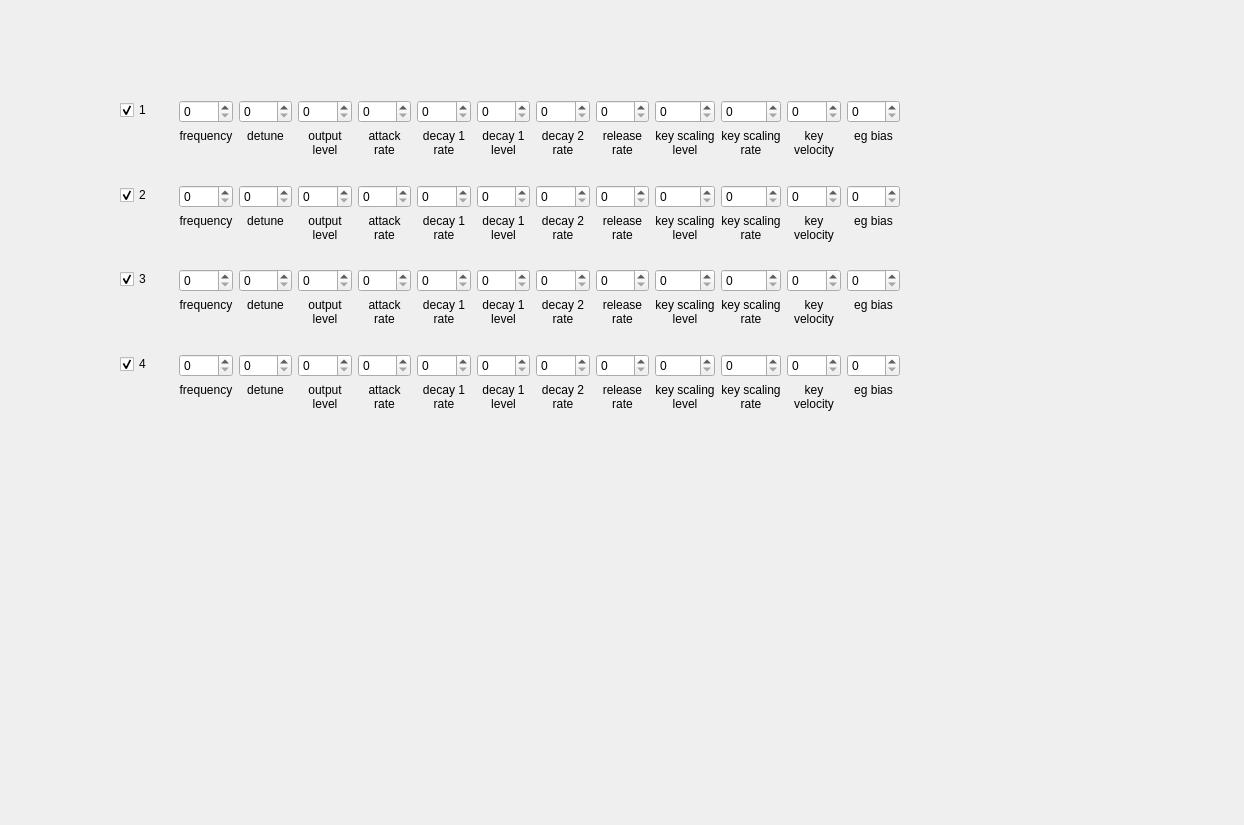
Old version of the form src/DX21/dx21.ui in the repository duvha/dvisti.
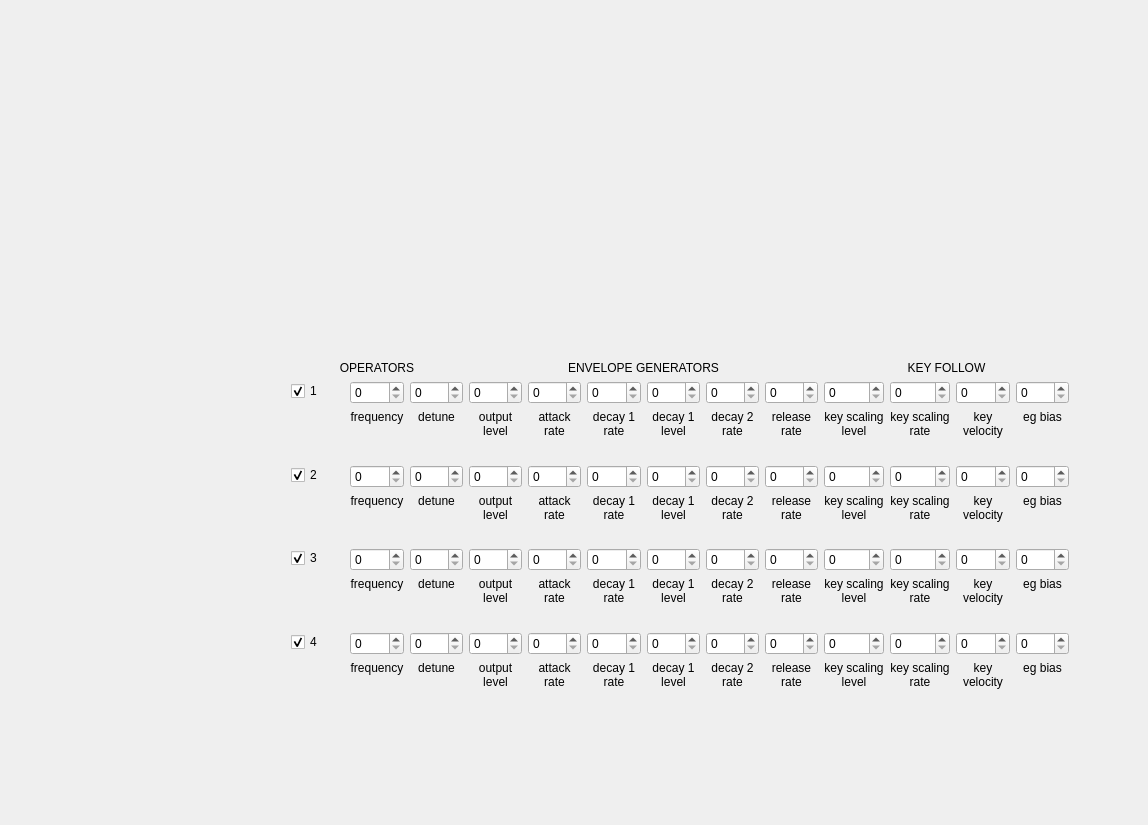
New version of the form.

Commit message: changes to dx21 layout

What changed in the file:
```diff
--- a/src/DX21/dx21.ui
+++ b/src/DX21/dx21.ui
@@ -6,7 +6,7 @@
    <rect>
     <x>0</x>
     <y>0</y>
-    <width>1244</width>
+    <width>1148</width>
     <height>825</height>
    </rect>
   </property>
@@ -16,16 +16,14 @@
   <widget class="QWidget" name="">
    <property name="geometry">
     <rect>
-     <x>120</x>
-     <y>100</y>
-     <width>780</width>
-     <height>332</height>
+     <x>291</x>
+     <y>361</y>
+     <width>778</width>
+     <height>348</height>
     </rect>
    </property>
    <layout class="QGridLayout" name="gridLayout">
-    <item row="0" column="0">
-     <layout class="QHBoxLayout" name="horizontalLayout">
-      <item>
+    <item row="1" column="0">
        <layout class="QVBoxLayout" name="verticalLayout_14">
         <item>
          <widget class="QCheckBox" name="checkBox_operator1">
@@ -52,7 +50,7 @@
         </item>
        </layout>
       </item>
-      <item>
+    <item row="1" column="1">
        <layout class="QVBoxLayout" name="verticalLayout_2">
         <item>
          <widget class="QSpinBox" name="spinBox_frequency_1">
@@ -73,7 +71,7 @@
         </item>
        </layout>
       </item>
-      <item>
+    <item row="1" column="2">
        <layout class="QVBoxLayout" name="verticalLayout_3">
         <item>
          <widget class="QSpinBox" name="spinBox_detune_1">
@@ -94,7 +92,7 @@
         </item>
        </layout>
       </item>
-      <item>
+    <item row="1" column="3">
        <layout class="QVBoxLayout" name="verticalLayout_4">
         <item>
          <widget class="QSpinBox" name="spinBox_outputLevel_1"/>
@@ -112,7 +110,7 @@
         </item>
        </layout>
       </item>
-      <item>
+    <item row="1" column="4">
        <layout class="QVBoxLayout" name="verticalLayout_5">
         <item>
          <widget class="QSpinBox" name="spinBox_attackRate_1">
@@ -134,7 +132,7 @@
         </item>
        </layout>
       </item>
-      <item>
+    <item row="1" column="5">
        <layout class="QVBoxLayout" name="verticalLayout_6">
         <item>
          <widget class="QSpinBox" name="spinBox_decay1Rate_1">
@@ -156,7 +154,7 @@
         </item>
        </layout>
       </item>
-      <item>
+    <item row="1" column="6">
        <layout class="QVBoxLayout" name="verticalLayout_7">
         <item>
          <widget class="QSpinBox" name="spinBox_decay1Level_1">
@@ -178,7 +176,7 @@
         </item>
        </layout>
       </item>
-      <item>
+    <item row="1" column="7">
        <layout class="QVBoxLayout" name="verticalLayout_8">
         <item>
          <widget class="QSpinBox" name="spinBox_decay2Rate_1">
@@ -200,7 +198,7 @@
         </item>
        </layout>
       </item>
-      <item>
+    <item row="1" column="8">
        <layout class="QVBoxLayout" name="verticalLayout_9">
         <item>
          <widget class="QSpinBox" name="spinBox_releaseRate_1">
@@ -222,7 +220,7 @@
         </item>
        </layout>
       </item>
-      <item>
+    <item row="1" column="9">
        <layout class="QVBoxLayout" name="verticalLayout_10">
         <item>
          <widget class="QSpinBox" name="spinBox_keyscalingLevel_1"/>
@@ -240,7 +238,7 @@
         </item>
        </layout>
       </item>
-      <item>
+    <item row="1" column="10">
        <layout class="QVBoxLayout" name="verticalLayout_11">
         <item>
          <widget class="QSpinBox" name="spinBox_keyScalingRate_1">
@@ -262,7 +260,7 @@
         </item>
        </layout>
       </item>
-      <item>
+    <item row="1" column="11">
        <layout class="QVBoxLayout" name="verticalLayout_12">
         <item>
          <widget class="QSpinBox" name="spinBox_keyVelocity_1">
@@ -284,7 +282,7 @@
         </item>
        </layout>
       </item>
-      <item>
+    <item row="1" column="12">
        <layout class="QVBoxLayout" name="verticalLayout_13">
         <item>
          <widget class="QSpinBox" name="spinBox_egBias_1">
@@ -305,11 +303,7 @@
         </item>
        </layout>
       </item>
-     </layout>
-    </item>
-    <item row="1" column="0">
-     <layout class="QHBoxLayout" name="horizontalLayout_2">
-      <item>
+    <item row="2" column="0">
        <layout class="QVBoxLayout" name="verticalLayout_15">
         <item>
          <widget class="QCheckBox" name="checkBox_operator1_2">
@@ -336,7 +330,7 @@
         </item>
        </layout>
       </item>
-      <item>
+    <item row="2" column="1">
        <layout class="QVBoxLayout" name="verticalLayout_16">
         <item>
          <widget class="QSpinBox" name="spinBox_frequency_2">
@@ -357,7 +351,7 @@
         </item>
        </layout>
       </item>
-      <item>
+    <item row="2" column="2">
        <layout class="QVBoxLayout" name="verticalLayout_17">
         <item>
          <widget class="QSpinBox" name="spinBox_detune_2">
@@ -378,7 +372,7 @@
         </item>
        </layout>
       </item>
-      <item>
+    <item row="2" column="3">
        <layout class="QVBoxLayout" name="verticalLayout_18">
         <item>
          <widget class="QSpinBox" name="spinBox_outputLevel_2"/>
@@ -396,7 +390,7 @@
         </item>
        </layout>
       </item>
-      <item>
+    <item row="2" column="4">
        <layout class="QVBoxLayout" name="verticalLayout_19">
         <item>
          <widget class="QSpinBox" name="spinBox_attackRate_2">
@@ -418,7 +412,7 @@
         </item>
        </layout>
       </item>
-      <item>
+    <item row="2" column="5">
        <layout class="QVBoxLayout" name="verticalLayout_20">
         <item>
          <widget class="QSpinBox" name="spinBox_decay1Rate_2">
@@ -440,7 +434,7 @@
         </item>
        </layout>
       </item>
-      <item>
+    <item row="2" column="6">
        <layout class="QVBoxLayout" name="verticalLayout_21">
         <item>
          <widget class="QSpinBox" name="spinBox_decay1Level_2">
@@ -462,7 +456,7 @@
         </item>
        </layout>
       </item>
-      <item>
+    <item row="2" column="7">
        <layout class="QVBoxLayout" name="verticalLayout_22">
         <item>
          <widget class="QSpinBox" name="spinBox_decay2Rate_2">
@@ -484,7 +478,7 @@
         </item>
        </layout>
       </item>
-      <item>
+    <item row="2" column="8">
        <layout class="QVBoxLayout" name="verticalLayout_23">
         <item>
          <widget class="QSpinBox" name="spinBox_releaseRate_2">
@@ -506,7 +500,7 @@
         </item>
        </layout>
       </item>
-      <item>
+    <item row="2" column="9">
        <layout class="QVBoxLayout" name="verticalLayout_24">
         <item>
          <widget class="QSpinBox" name="spinBox_keyscalingLevel_2"/>
@@ -524,7 +518,7 @@
         </item>
        </layout>
       </item>
-      <item>
+    <item row="2" column="10">
        <layout class="QVBoxLayout" name="verticalLayout_25">
         <item>
          <widget class="QSpinBox" name="spinBox_keyScalingRate_2">
@@ -546,7 +540,7 @@
         </item>
        </layout>
       </item>
-      <item>
+    <item row="2" column="11">
        <layout class="QVBoxLayout" name="verticalLayout_26">
         <item>
          <widget class="QSpinBox" name="spinBox_keyVelocity_2">
@@ -568,7 +562,7 @@
         </item>
        </layout>
       </item>
-      <item>
+    <item row="2" column="12">
        <layout class="QVBoxLayout" name="verticalLayout_27">
         <item>
          <widget class="QSpinBox" name="spinBox_egBias_2">
@@ -589,11 +583,7 @@
         </item>
        </layout>
       </item>
-     </layout>
-    </item>
-    <item row="2" column="0">
-     <layout class="QHBoxLayout" name="horizontalLayout_3">
-      <item>
+    <item row="3" column="0">
        <layout class="QVBoxLayout" name="verticalLayout_28">
         <item>
          <widget class="QCheckBox" name="checkBox_operator1_3">
@@ -620,7 +610,7 @@
         </item>
        </layout>
       </item>
-      <item>
+    <item row="3" column="1">
        <layout class="QVBoxLayout" name="verticalLayout_29">
         <item>
          <widget class="QSpinBox" name="spinBox_frequency_3">
@@ -641,7 +631,7 @@
         </item>
        </layout>
       </item>
-      <item>
+    <item row="3" column="2">
        <layout class="QVBoxLayout" name="verticalLayout_30">
         <item>
          <widget class="QSpinBox" name="spinBox_detune_3">
@@ -662,7 +652,7 @@
         </item>
        </layout>
       </item>
-      <item>
+    <item row="3" column="3">
        <layout class="QVBoxLayout" name="verticalLayout_31">
         <item>
          <widget class="QSpinBox" name="spinBox_outputLevel_3"/>
@@ -680,7 +670,7 @@
         </item>
        </layout>
       </item>
-      <item>
+    <item row="3" column="4">
        <layout class="QVBoxLayout" name="verticalLayout_32">
         <item>
          <widget class="QSpinBox" name="spinBox_attackRate_3">
@@ -702,7 +692,7 @@
         </item>
        </layout>
       </item>
-      <item>
+    <item row="3" column="5">
        <layout class="QVBoxLayout" name="verticalLayout_33">
         <item>
          <widget class="QSpinBox" name="spinBox_decay1Rate_3">
@@ -724,7 +714,7 @@
         </item>
        </layout>
       </item>
-      <item>
+    <item row="3" column="6">
        <layout class="QVBoxLayout" name="verticalLayout_34">
         <item>
          <widget class="QSpinBox" name="spinBox_decay1Level_3">
@@ -746,7 +736,7 @@
         </item>
        </layout>
       </item>
-      <item>
+    <item row="3" column="7">
        <layout class="QVBoxLayout" name="verticalLayout_35">
         <item>
          <widget class="QSpinBox" name="spinBox_decay2Rate_3">
@@ -768,7 +758,7 @@
         </item>
        </layout>
       </item>
-      <item>
+    <item row="3" column="8">
        <layout class="QVBoxLayout" name="verticalLayout_36">
         <item>
          <widget class="QSpinBox" name="spinBox_releaseRate_3">
@@ -790,7 +780,7 @@
         </item>
        </layout>
       </item>
-      <item>
+    <item row="3" column="9">
        <layout class="QVBoxLayout" name="verticalLayout_37">
         <item>
          <widget class="QSpinBox" name="spinBox_keyscalingLevel_3"/>
@@ -808,7 +798,7 @@
         </item>
        </layout>
       </item>
-      <item>
+    <item row="3" column="10">
        <layout class="QVBoxLayout" name="verticalLayout_38">
         <item>
          <widget class="QSpinBox" name="spinBox_keyScalingRate_3">
@@ -830,7 +820,7 @@
         </item>
        </layout>
       </item>
-      <item>
+    <item row="3" column="11">
        <layout class="QVBoxLayout" name="verticalLayout_39">
         <item>
          <widget class="QSpinBox" name="spinBox_keyVelocity_3">
@@ -852,7 +842,7 @@
         </item>
        </layout>
       </item>
-      <item>
+    <item row="3" column="12">
        <layout class="QVBoxLayout" name="verticalLayout_40">
         <item>
          <widget class="QSpinBox" name="spinBox_egBias_3">
@@ -873,11 +863,7 @@
         </item>
        </layout>
       </item>
-     </layout>
-    </item>
-    <item row="3" column="0">
-     <layout class="QHBoxLayout" name="horizontalLayout_4">
-      <item>
+    <item row="4" column="0">
        <layout class="QVBoxLayout" name="verticalLayout_41">
         <item>
          <widget class="QCheckBox" name="checkBox_operator1_4">
@@ -904,7 +890,7 @@
         </item>
        </layout>
       </item>
-      <item>
+    <item row="4" column="1">
        <layout class="QVBoxLayout" name="verticalLayout_42">
         <item>
          <widget class="QSpinBox" name="spinBox_frequency_4">
@@ -925,7 +911,7 @@
         </item>
        </layout>
       </item>
-      <item>
+    <item row="4" column="2">
        <layout class="QVBoxLayout" name="verticalLayout_43">
         <item>
          <widget class="QSpinBox" name="spinBox_detune_4">
@@ -946,7 +932,7 @@
         </item>
        </layout>
       </item>
-      <item>
+    <item row="4" column="3">
        <layout class="QVBoxLayout" name="verticalLayout_44">
         <item>
          <widget class="QSpinBox" name="spinBox_outputLevel_4"/>
@@ -964,7 +950,7 @@
         </item>
        </layout>
       </item>
-      <item>
+    <item row="4" column="4">
        <layout class="QVBoxLayout" name="verticalLayout_45">
         <item>
          <widget class="QSpinBox" name="spinBox_attackRate_4">
@@ -986,7 +972,7 @@
         </item>
        </layout>
       </item>
-      <item>
+    <item row="4" column="5">
        <layout class="QVBoxLayout" name="verticalLayout_46">
         <item>
          <widget class="QSpinBox" name="spinBox_decay1Rate_4">
@@ -1008,7 +994,7 @@
         </item>
        </layout>
       </item>
-      <item>
+    <item row="4" column="6">
        <layout class="QVBoxLayout" name="verticalLayout_47">
         <item>
          <widget class="QSpinBox" name="spinBox_decay1Level_4">
@@ -1030,7 +1016,7 @@
         </item>
        </layout>
       </item>
-      <item>
+    <item row="4" column="7">
        <layout class="QVBoxLayout" name="verticalLayout_48">
         <item>
          <widget class="QSpinBox" name="spinBox_decay2Rate_4">
@@ -1052,7 +1038,7 @@
         </item>
        </layout>
       </item>
-      <item>
+    <item row="4" column="8">
        <layout class="QVBoxLayout" name="verticalLayout_49">
         <item>
          <widget class="QSpinBox" name="spinBox_releaseRate_4">
@@ -1074,7 +1060,7 @@
         </item>
        </layout>
       </item>
-      <item>
+    <item row="4" column="9">
        <layout class="QVBoxLayout" name="verticalLayout_50">
         <item>
          <widget class="QSpinBox" name="spinBox_keyscalingLevel_4"/>
@@ -1092,7 +1078,7 @@
         </item>
        </layout>
       </item>
-      <item>
+    <item row="4" column="10">
        <layout class="QVBoxLayout" name="verticalLayout_51">
         <item>
          <widget class="QSpinBox" name="spinBox_keyScalingRate_4">
@@ -1114,7 +1100,7 @@
         </item>
        </layout>
       </item>
-      <item>
+    <item row="4" column="11">
        <layout class="QVBoxLayout" name="verticalLayout_52">
         <item>
          <widget class="QSpinBox" name="spinBox_keyVelocity_4">
@@ -1136,7 +1122,7 @@
         </item>
        </layout>
       </item>
-      <item>
+    <item row="4" column="12">
        <layout class="QVBoxLayout" name="verticalLayout_53">
         <item>
          <widget class="QSpinBox" name="spinBox_egBias_4">
@@ -1157,8 +1143,36 @@
         </item>
        </layout>
       </item>
-     </layout>
+    <item row="0" column="3" colspan="6">
+     <widget class="QLabel" name="label_50">
+      <property name="text">
+       <string>ENVELOPE GENERATORS</string>
+      </property>
+      <property name="alignment">
+       <set>Qt::AlignCenter</set>
+      </property>
+     </widget>
     </item>
+    <item row="0" column="9" colspan="4">
+     <widget class="QLabel" name="label_51">
+      <property name="text">
+       <string>KEY FOLLOW</string>
+      </property>
+      <property name="alignment">
+       <set>Qt::AlignCenter</set>
+      </property>
+     </widget>
+    </item>
+    <item row="0" column="0" colspan="3">
+     <widget class="QLabel" name="label_49">
+      <property name="text">
+       <string>OPERATORS</string>
+      </property>
+      <property name="alignment">
+       <set>Qt::AlignCenter</set>
+      </property>
+     </widget>
+    </item>
    </layout>
   </widget>
  </widget>
```
Left out of the diff: 54 changed lines with no effect on the pictures. Lines whose indentation alone changed are shown as unchanged.
